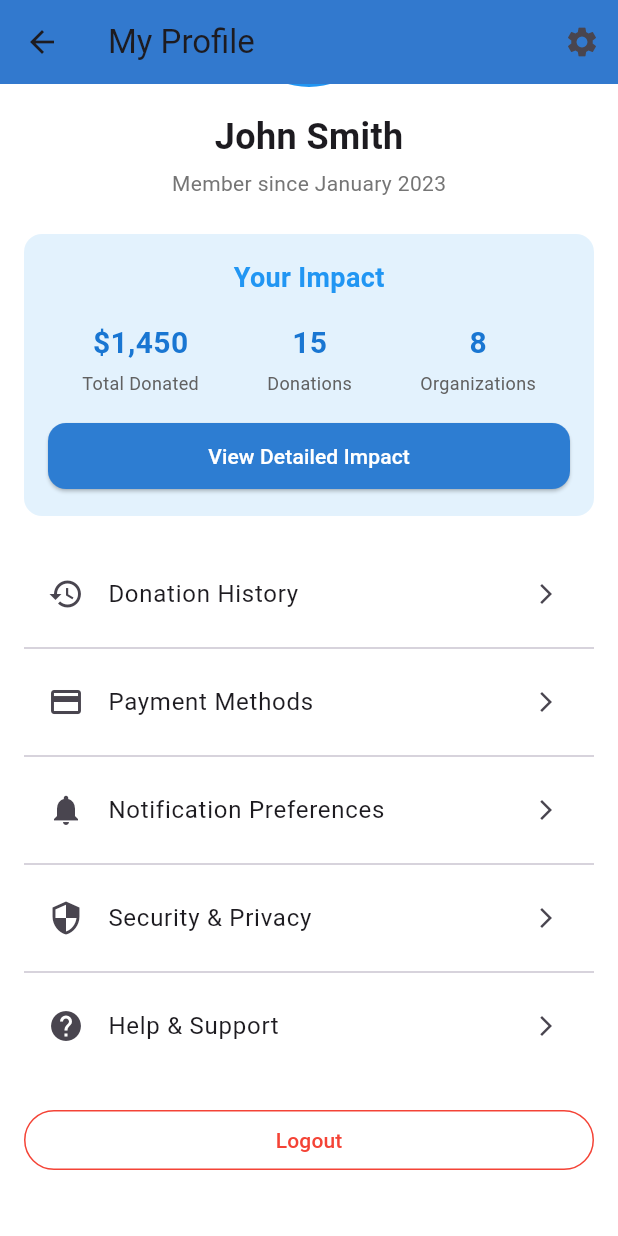
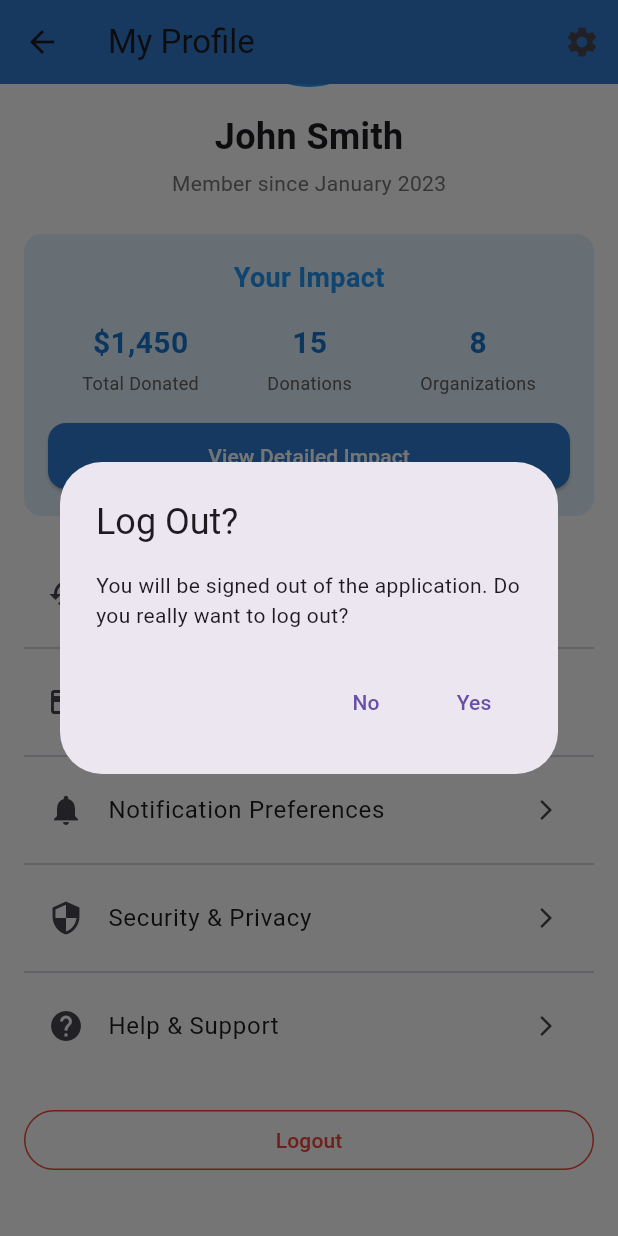
Before and after one commit to kxlyani/app_advent_krew_AB2_11, a Flutter app: the ProfileScreen screen opened directly, scrolled down 130 dp, after a tap on "Logout", on a phone screen of 412 x 824 dp. Run offline on Flutter 3.47's test engine with Material 3 defaults, Android fonts, the phone set to English and light mode, and no system bars; our stand-ins replace flutter_countdown_timer, pin_code_fields, shared_preferences; missing offline and left inert: email_otp; accounts and stored records are empty; network calls fail.

Commit message:
Added Shared Preferences for saving Login Logout Status

```diff
--- a/lib/login/ngosignup.dart
+++ b/lib/login/ngosignup.dart
@@ -6,7 +6,6 @@ import 'package:relieflink/login/ngosignup2.dart';
 import 'package:http/http.dart' as http;
 import 'package:relieflink/login/signupscreen.dart';
 import 'package:relieflink/models/users.dart';
-// import 'package:relieflink/shared_preferences.dart';
 
 class NGOSignUpScreen extends StatefulWidget {
   const NGOSignUpScreen({super.key});
--- a/lib/login/ngosignup2.dart
+++ b/lib/login/ngosignup2.dart
@@ -6,7 +6,7 @@ import 'package:relieflink/login/loginscreen.dart';
 import 'package:relieflink/login/signupscreen2.dart';
 import 'package:relieflink/login/successscreen.dart';
 import 'package:relieflink/models/users.dart';
-// import 'package:relieflink/shared_preferences.dart';
+import 'package:relieflink/shared_preferences.dart';
 import 'package:pin_code_fields/pin_code_fields.dart';
 import 'package:flutter_countdown_timer/flutter_countdown_timer.dart';
 import 'package:http/http.dart' as http;
@@ -59,8 +59,8 @@ class _NGOSignUpScreenState extends State<NGOSignUpScreen2> {
     bool isOtpValid = await verifyEmailOTP(_enteredEmail, _otp);
     if (isOtpValid) {
       isSigningIn = true;
-      // await saveIDStatus(_enteredEmail);
-      // universalId = _enteredEmail;
+      await saveIDStatus(_enteredEmail);
+      universalId = _enteredEmail;
       addNGO(ngo);
       Navigator.of(context).push(
         MaterialPageRoute(
--- a/lib/login/signupscreen.dart
+++ b/lib/login/signupscreen.dart
@@ -7,7 +7,7 @@ import 'package:relieflink/login/signupscreen2.dart';
 import 'package:http/http.dart' as http;
 import 'package:relieflink/models/users.dart';
 import 'package:relieflink/screens/home_page.dart';
-// import 'package:relieflink/shared_preferences.dart';
+import 'package:relieflink/shared_preferences.dart';
 
 class SignUpScreen extends StatefulWidget {
   const SignUpScreen({super.key});
@@ -90,7 +90,8 @@ class _SignUpScreenState extends State<SignUpScreen> {
   }
 
   Future<bool> verifyIfAccExists(String email) async {
-    final Uri url = Uri.https("relieflink-e824d-default-rtdb.firebaseio.com", "users.json");
+    final Uri url =
+        Uri.https("relieflink-e824d-default-rtdb.firebaseio.com", "users.json");
     try {
       final response = await http.get(url);
       if (response.statusCode == 200) {
@@ -120,7 +121,6 @@ class _SignUpScreenState extends State<SignUpScreen> {
       child: Scaffold(
         backgroundColor: const Color.fromARGB(255, 74, 84, 147),
         body: Container(
-
           child: Center(
             child: SingleChildScrollView(
               child: Column(
@@ -179,8 +179,8 @@ class _SignUpScreenState extends State<SignUpScreen> {
                               },
                             ),
                             TextFormField(
-                              decoration:
-                                  const InputDecoration(labelText: 'Emergency Details'),
+                              decoration: const InputDecoration(
+                                  labelText: 'Emergency Details'),
                               onSaved: (value) {
                                 _emergencyDetails = value!;
                               },
@@ -193,8 +193,9 @@ class _SignUpScreenState extends State<SignUpScreen> {
                             const SizedBox(height: 12),
                             ElevatedButton(
                               onPressed: () async {
-                                // await saveLoginStatus(true);
-                                // logStatus = true;
+                                await saveLoginStatus(true);
+                                logStatus = true;
+                                print('the log status is true now');
                                 Navigator.pushAndRemoveUntil(
                                   context,
                                   MaterialPageRoute(
@@ -214,7 +215,10 @@ class _SignUpScreenState extends State<SignUpScreen> {
                                           const LoginScreen()),
                                 );
                               },
-                              child: const Text('I already have an Account', style: TextStyle(color: Colors.black),),
+                              child: const Text(
+                                'I already have an Account',
+                                style: TextStyle(color: Colors.black),
+                              ),
                             ),
                             TextButton(
                               onPressed: () {
@@ -225,7 +229,11 @@ class _SignUpScreenState extends State<SignUpScreen> {
                                           const NGOSignUpScreen()),
                                 );
                               },
-                              child: const Text('Register as an NGO', style: TextStyle(color: Color.fromARGB(255, 76, 150, 189)),),
+                              child: const Text(
+                                'Register as an NGO',
+                                style: TextStyle(
+                                    color: Color.fromARGB(255, 76, 150, 189)),
+                              ),
                             ),
                           ],
                         ),
--- a/lib/login/signupscreen2.dart
+++ b/lib/login/signupscreen2.dart
@@ -4,7 +4,7 @@ import 'package:email_otp/email_otp.dart';
 import 'package:flutter/material.dart';
 import 'package:relieflink/login/successscreen.dart';
 import 'package:relieflink/models/users.dart';
-// import 'package:relieflink/shared_preferences.dart';
+import 'package:relieflink/shared_preferences.dart';
 import 'package:pin_code_fields/pin_code_fields.dart';
 import 'package:flutter_countdown_timer/flutter_countdown_timer.dart';
 import 'package:http/http.dart' as http;
@@ -60,8 +60,8 @@ class _SignUpScreen2State extends State<SignUpScreen2> {
 
     if (EmailOTP.verifyOTP(otp: _otp)) {
       isSigningIn = true;
-      // await saveIDStatus(_enteredEmail);
-      // universalId = _enteredEmail;
+      await saveIDStatus(_enteredEmail);
+      universalId = _enteredEmail;
       addUser(citizen);
       Navigator.of(context).push(
         MaterialPageRoute(
--- a/lib/login/successscreen.dart
+++ b/lib/login/successscreen.dart
@@ -1,8 +1,7 @@
 import 'package:flutter/material.dart';
 import 'package:relieflink/login/signupscreen2.dart';
-// import 'package:relieflink/main.dart';
 import 'package:relieflink/screens/home_page.dart';
-// import 'package:relieflink/shared_preferences.dart';
+import 'package:relieflink/shared_preferences.dart';
 
 class SuccessScreen extends StatefulWidget {
   const SuccessScreen({super.key});
@@ -16,9 +15,9 @@ class _SuccessScreenState extends State<SuccessScreen> {
   void initState() {
     super.initState();
     Future.delayed(const Duration(seconds: 3), () async {
-      // await saveLoginStatus(true);
-      // logStatus = true;
-      // print('The logstatus is $logStatus');
+      await saveLoginStatus(true);
+      logStatus = true;
+      print('The logstatus is $logStatus');
       Navigator.pushAndRemoveUntil(
         context,
         MaterialPageRoute(builder: (context) => const HomePage()),
--- a/lib/screens/profile_screen.dart
+++ b/lib/screens/profile_screen.dart
@@ -1,5 +1,7 @@
 // Profile Screen - User profile and settings
 import 'package:flutter/material.dart';
+import 'package:relieflink/login/loginscreen.dart';
+import 'package:relieflink/shared_preferences.dart';
 
 class ProfileScreen extends StatelessWidget {
   const ProfileScreen({super.key});
@@ -201,9 +203,40 @@ class ProfileScreen extends StatelessWidget {
               SizedBox(
                 width: double.infinity,
                 child: OutlinedButton(
-                  onPressed: () {
-                    // Logout
-                  },
+                  onPressed: () async {
+                          bool shouldExit = await showDialog(
+                            context: context,
+                            builder: (context) => AlertDialog(
+                              title: const Text("Log Out?"),
+                              content: const Text(
+                                  "You will be signed out of the application. Do you really want to log out?"),
+                              actions: [
+                                TextButton(
+                                  onPressed: () =>
+                                      Navigator.of(context).pop(false),
+                                  child: const Text("No"),
+                                ),
+                                TextButton(
+                                  onPressed: () =>
+                                      Navigator.of(context).pop(true),
+                                  child: const Text("Yes"),
+                                ),
+                              ],
+                            ),
+                          );
+
+                          if (shouldExit == true) {
+                            await saveLoginStatus(false);
+                            logStatus = false;
+                            print('The logstatus is $logStatus');
+                            Navigator.pushAndRemoveUntil(
+                              context,
+                              MaterialPageRoute(
+                                  builder: (context) => const LoginScreen()),
+                              (route) => false,
+                            );
+                          }
+                        },
                   style: OutlinedButton.styleFrom(
                     side: const BorderSide(color: Colors.red),
                     foregroundColor: Colors.red,
```
Also changed, not shown: lib/login/loginscreen.dart (+12 -12 lines), lib/login/loginscreen2.dart (+6 -6 lines), lib/main.dart (+20 -3 lines), 4 other files.
